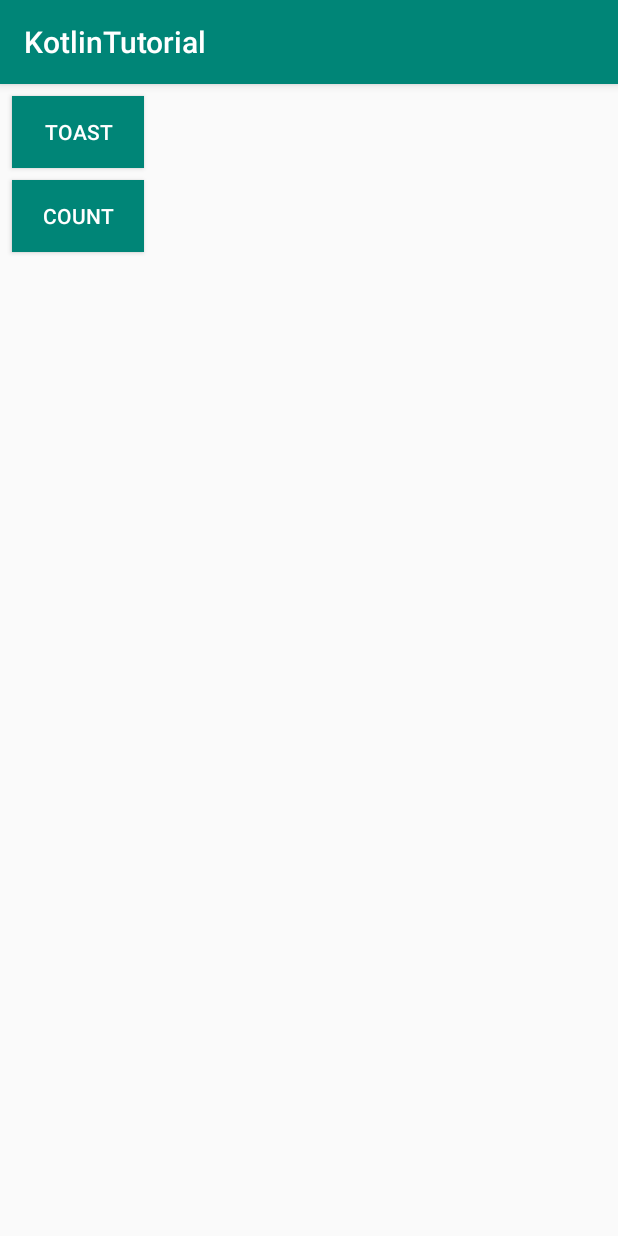
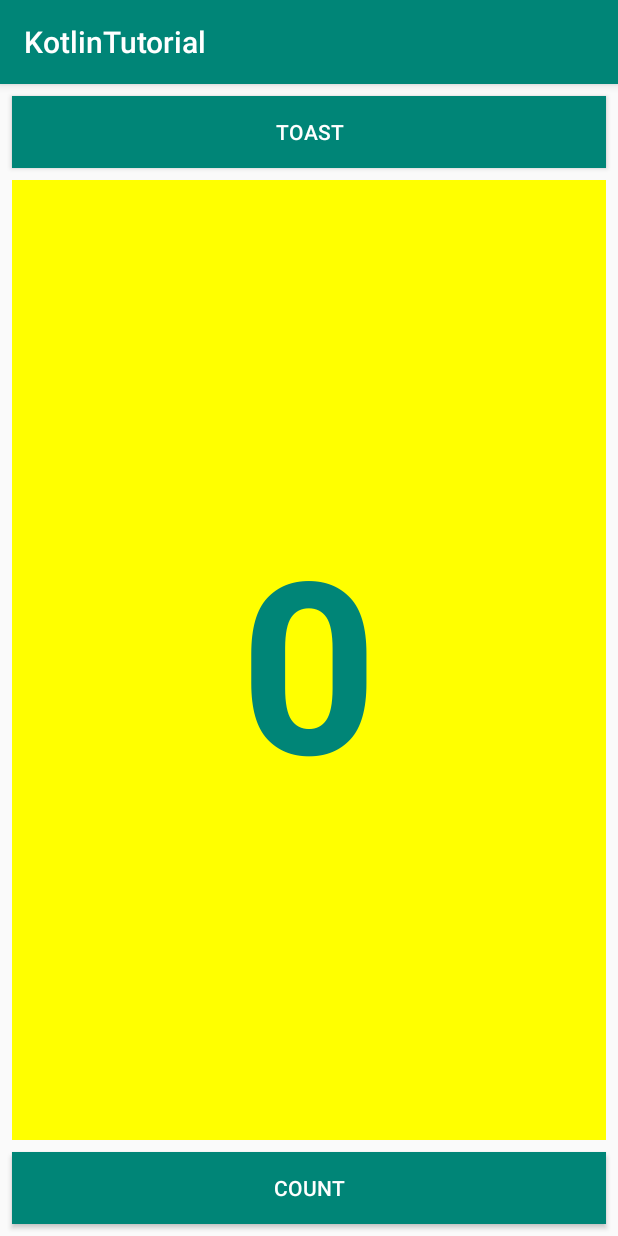
Before and after one commit to yyh-gl/android-kotlin-tutorial, an Android app: the screen it shows after launch (MainActivity), on a phone screen of 412 x 824 dp. Run offline under Robolectric (Android 15) with nearby library versions, the phone set to English and light mode, and no system bars.

```diff
--- a/app/src/main/res/layout/activity_main.xml
+++ b/app/src/main/res/layout/activity_main.xml
@@ -10,34 +10,42 @@
 
     <Button
             android:id="@+id/button_toast"
-            android:layout_width="wrap_content"
-            android:layout_height="48dp"
+            android:layout_width="0dp"
+            android:layout_height="wrap_content"
+            android:layout_marginEnd="8dp"
+            android:layout_marginStart="8dp"
+            android:layout_marginTop="8dp"
             android:background="@color/colorPrimary"
             android:text="@string/button_label_toast"
             android:textColor="@android:color/white"
-            android:onClick="showToast"
-            android:layout_marginStart="8dp"
-            app:layout_constraintStart_toStartOf="parent" android:layout_marginTop="8dp"
-            app:layout_constraintTop_toTopOf="parent"/>
+            app:layout_constraintEnd_toEndOf="parent"
+            app:layout_constraintStart_toStartOf="parent"
+            app:layout_constraintTop_toTopOf="parent"
+            android:onClick="showToast"/>
 
     <Button
             android:id="@+id/button_count"
-            android:layout_width="wrap_content"
+            android:layout_width="0dp"
             android:layout_height="wrap_content"
+            android:layout_marginBottom="8dp"
+            android:layout_marginEnd="8dp"
             android:layout_marginStart="8dp"
             android:background="@color/colorPrimary"
             android:text="@string/button_label_count"
             android:textColor="@android:color/white"
+            app:layout_constraintBottom_toBottomOf="parent"
+            app:layout_constraintEnd_toEndOf="parent"
             app:layout_constraintStart_toStartOf="parent"
-            android:onClick="countUp"
-            android:layout_marginTop="8dp" app:layout_constraintTop_toBottomOf="@+id/button_toast"
-            android:layout_marginEnd="8dp" app:layout_constraintEnd_toStartOf="@+id/show_count"/>
+            android:onClick="countUp" />
 
     <TextView
             android:id="@+id/show_count"
-            android:layout_width="wrap_content"
-            android:layout_height="wrap_content"
-            android:layout_marginEnd="528dp"
+            android:layout_width="0dp"
+            android:layout_height="0dp"
+            android:layout_marginBottom="8dp"
+            android:layout_marginEnd="8dp"
+            android:layout_marginStart="8dp"
+            android:layout_marginTop="8dp"
             android:background="#FFFF00"
             android:gravity="center_vertical"
             android:text="@string/count_initial_value"
@@ -45,9 +53,9 @@
             android:textColor="@color/colorPrimary"
             android:textSize="160sp"
             android:textStyle="bold"
+            app:layout_constraintBottom_toTopOf="@+id/button_count"
             app:layout_constraintEnd_toEndOf="parent"
-            app:layout_constraintStart_toEndOf="@+id/button_toast"
-            android:layout_marginStart="8dp" android:layout_marginTop="8dp" app:layout_constraintTop_toTopOf="parent"
-            app:layout_constraintHorizontal_bias="0.0"/>
+            app:layout_constraintStart_toStartOf="parent"
+            app:layout_constraintTop_toBottomOf="@+id/button_toast" />
 
 </android.support.constraint.ConstraintLayout>
```
